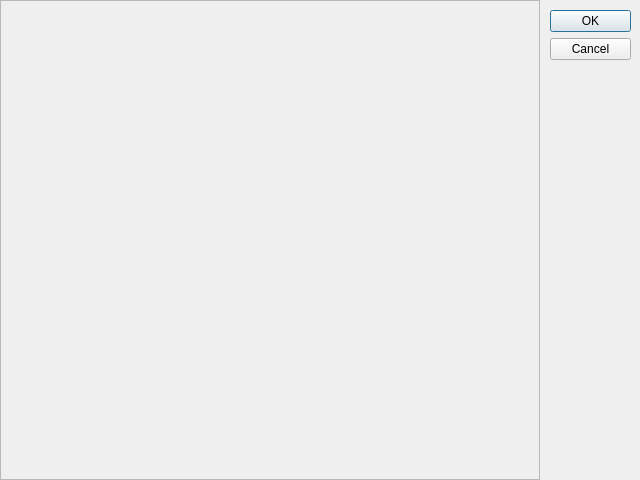
Before: the Qt Designer form PluginBuilder/changelog.ui in Mecanes-Org/PluginBuilder-source, drawn with Qt 5.
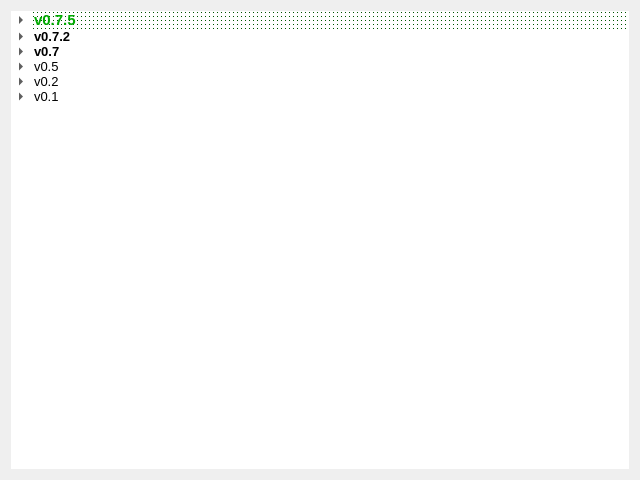
After: the same form once the commit is applied. Icons and pictures are not drawn.

Commit message:
v0.7.7 *New - Add ChangeLog [ Base ] - Update Settings UI - Update qss file - Small Update ...
*Next
- Add notifications ( software update, popup )
- Add UI theme system

```diff
--- a/PluginBuilder/changelog.ui
+++ b/PluginBuilder/changelog.ui
@@ -29,79 +29,469 @@
    <iconset resource="resources.qrc">
     <normaloff>:/resources/images/logo/PluginBuilder.png</normaloff>:/resources/images/logo/PluginBuilder.png</iconset>
   </property>
-  <widget class="QDialogButtonBox" name="buttonBox">
-   <property name="geometry">
-    <rect>
-     <x>550</x>
-     <y>10</y>
-     <width>81</width>
-     <height>461</height>
-    </rect>
-   </property>
-   <property name="orientation">
-    <enum>Qt::Orientation::Vertical</enum>
-   </property>
-   <property name="standardButtons">
-    <set>QDialogButtonBox::StandardButton::Cancel|QDialogButtonBox::StandardButton::Ok</set>
-   </property>
-  </widget>
-  <widget class="QFrame" name="frame_ChangeLog">
-   <property name="geometry">
-    <rect>
-     <x>0</x>
-     <y>0</y>
-     <width>540</width>
-     <height>480</height>
-    </rect>
-   </property>
-   <property name="minimumSize">
-    <size>
-     <width>540</width>
-     <height>480</height>
-    </size>
-   </property>
-   <property name="frameShape">
-    <enum>QFrame::Shape::StyledPanel</enum>
-   </property>
-   <property name="frameShadow">
-    <enum>QFrame::Shadow::Raised</enum>
-   </property>
-   <widget class="QScrollArea" name="scrollArea_ChangeLog">
-    <property name="geometry">
-     <rect>
-      <x>0</x>
-      <y>0</y>
-      <width>540</width>
-      <height>480</height>
-     </rect>
-    </property>
-    <property name="minimumSize">
-     <size>
-      <width>540</width>
-      <height>480</height>
-     </size>
-    </property>
-    <property name="maximumSize">
-     <size>
-      <width>16777215</width>
-      <height>16777215</height>
-     </size>
-    </property>
-    <property name="widgetResizable">
-     <bool>true</bool>
-    </property>
-    <widget class="QWidget" name="scrollAreaWidgetContents">
-     <property name="geometry">
-      <rect>
-       <x>0</x>
-       <y>0</y>
-       <width>538</width>
-       <height>478</height>
-      </rect>
+  <property name="autoFillBackground">
+   <bool>false</bool>
+  </property>
+  <layout class="QVBoxLayout" name="verticalLayout">
+   <item>
+    <widget class="QFrame" name="frame_ChangeLog">
+     <property name="sizePolicy">
+      <sizepolicy hsizetype="Preferred" vsizetype="Preferred">
+       <horstretch>0</horstretch>
+       <verstretch>0</verstretch>
+      </sizepolicy>
      </property>
+     <property name="minimumSize">
+      <size>
+       <width>0</width>
+       <height>0</height>
+      </size>
+     </property>
+     <property name="maximumSize">
+      <size>
+       <width>16777215</width>
+       <height>16777215</height>
+      </size>
+     </property>
+     <property name="frameShape">
+      <enum>QFrame::Shape::NoFrame</enum>
+     </property>
+     <property name="frameShadow">
+      <enum>QFrame::Shadow::Raised</enum>
+     </property>
+     <property name="lineWidth">
+      <number>1</number>
+     </property>
+     <layout class="QHBoxLayout" name="horizontalLayout_4">
+      <property name="spacing">
+       <number>0</number>
+      </property>
+      <property name="leftMargin">
+       <number>0</number>
+      </property>
+      <property name="topMargin">
+       <number>0</number>
+      </property>
+      <property name="rightMargin">
+       <number>0</number>
+      </property>
+      <property name="bottomMargin">
+       <number>0</number>
+      </property>
+      <item>
+       <widget class="QScrollArea" name="scrollArea_ChangeLog">
+        <property name="minimumSize">
+         <size>
+          <width>0</width>
+          <height>400</height>
+         </size>
+        </property>
+        <property name="maximumSize">
+         <size>
+          <width>16777215</width>
+          <height>16777215</height>
+         </size>
+        </property>
+        <property name="frameShape">
+         <enum>QFrame::Shape::NoFrame</enum>
+        </property>
+        <property name="lineWidth">
+         <number>1</number>
+        </property>
+        <property name="widgetResizable">
+         <bool>true</bool>
+        </property>
+        <property name="alignment">
+         <set>Qt::AlignmentFlag::AlignLeading|Qt::AlignmentFlag::AlignLeft|Qt::AlignmentFlag::AlignTop</set>
+        </property>
+        <widget class="QWidget" name="scrollAreaWidgetContents">
+         <property name="geometry">
+          <rect>
+           <x>0</x>
+           <y>0</y>
+           <width>622</width>
+           <height>462</height>
+          </rect>
+         </property>
+         <layout class="QVBoxLayout" name="verticalLayout_2">
+          <property name="leftMargin">
+           <number>0</number>
+          </property>
+          <property name="topMargin">
+           <number>0</number>
+          </property>
+          <property name="rightMargin">
+           <number>0</number>
+          </property>
+          <property name="bottomMargin">
+           <number>0</number>
+          </property>
+          <item>
+           <widget class="QTreeWidget" name="treeWidget">
+            <property name="frameShape">
+             <enum>QFrame::Shape::NoFrame</enum>
+            </property>
+            <property name="rootIsDecorated">
+             <bool>true</bool>
+            </property>
+            <property name="itemsExpandable">
+             <bool>true</bool>
+            </property>
+            <property name="sortingEnabled">
+             <bool>false</bool>
+            </property>
+            <property name="animated">
+             <bool>true</bool>
+            </property>
+            <property name="wordWrap">
+             <bool>true</bool>
+            </property>
+            <property name="headerHidden">
+             <bool>true</bool>
+            </property>
+            <attribute name="headerVisible">
+             <bool>false</bool>
+            </attribute>
+            <column>
+             <property name="text">
+              <string>Versions</string>
+             </property>
+             <property name="icon">
+              <iconset theme="QIcon::ThemeIcon::FormatJustifyLeft"/>
+             </property>
+            </column>
+            <item>
+             <property name="text">
+              <string>v0.7.5</string>
+             </property>
+             <property name="font">
+              <font>
+               <pointsize>11</pointsize>
+               <bold>true</bold>
+              </font>
+             </property>
+             <property name="background">
+              <brush brushstyle="Dense7Pattern">
+               <color alpha="255">
+                <red>0</red>
+                <green>85</green>
+                <blue>0</blue>
+               </color>
+              </brush>
+             </property>
+             <property name="foreground">
+              <brush brushstyle="Dense1Pattern">
+               <color alpha="255">
+                <red>0</red>
+                <green>170</green>
+                <blue>0</blue>
+               </color>
+              </brush>
+             </property>
+             <item>
+              <property name="text">
+               <string>New</string>
+              </property>
+              <property name="font">
+               <font>
+                <bold>true</bold>
+               </font>
+              </property>
+              <property name="background">
+               <brush brushstyle="NoBrush">
+                <color alpha="255">
+                 <red>0</red>
+                 <green>0</green>
+                 <blue>0</blue>
+                </color>
+               </brush>
+              </property>
+              <property name="foreground">
+               <brush brushstyle="SolidPattern">
+                <color alpha="255">
+                 <red>0</red>
+                 <green>170</green>
+                 <blue>0</blue>
+                </color>
+               </brush>
+              </property>
+              <item>
+               <property name="text">
+                <string>Implemented new design using QSS</string>
+               </property>
+               <property name="background">
+                <brush brushstyle="NoBrush">
+                 <color alpha="255">
+                  <red>0</red>
+                  <green>0</green>
+                  <blue>0</blue>
+                 </color>
+                </brush>
+               </property>
+              </item>
+              <item>
+               <property name="text">
+                <string>Implemented new installer using a local server</string>
+               </property>
+              </item>
+              <item>
+               <property name="text">
+                <string>Added changelog window</string>
+               </property>
+              </item>
+             </item>
+             <item>
+              <property name="text">
+               <string>Next</string>
+              </property>
+              <property name="font">
+               <font>
+                <bold>true</bold>
+               </font>
+              </property>
+              <property name="foreground">
+               <brush brushstyle="SolidPattern">
+                <color alpha="255">
+                 <red>0</red>
+                 <green>85</green>
+                 <blue>255</blue>
+                </color>
+               </brush>
+              </property>
+              <item>
+               <property name="text">
+                <string>Add UI Log window for displaying software logs</string>
+               </property>
+              </item>
+              <item>
+               <property name="text">
+                <string>Add notifications (after build, software update, popup)</string>
+               </property>
+              </item>
+              <item>
+               <property name="text">
+                <string>Add UI theme system</string>
+               </property>
+              </item>
+             </item>
+            </item>
+            <item>
+             <property name="text">
+              <string>v0.7.2</string>
+             </property>
+             <property name="font">
+              <font>
+               <pointsize>10</pointsize>
+               <bold>true</bold>
+              </font>
+             </property>
+             <item>
+              <property name="text">
+               <string>New</string>
+              </property>
+              <property name="font">
+               <font>
+                <bold>true</bold>
+               </font>
+              </property>
+              <item>
+               <property name="text">
+                <string>Added Fab build (ZIP file)</string>
+               </property>
+              </item>
+              <item>
+               <property name="text">
+                <string>Implemented ZIP creation via Python script</string>
+               </property>
+              </item>
+              <item>
+               <property name="text">
+                <string>Post-build optimization</string>
+               </property>
+              </item>
+             </item>
+             <item>
+              <property name="text">
+               <string>Next</string>
+              </property>
+              <property name="font">
+               <font>
+                <bold>true</bold>
+               </font>
+              </property>
+              <item>
+               <property name="text">
+                <string>Add UI Log window for displaying software logs</string>
+               </property>
+              </item>
+              <item>
+               <property name="text">
+                <string>Add notifications (after build, software update, popup)</string>
+               </property>
+              </item>
+              <item>
+               <property name="text">
+                <string>Add UI theme system</string>
+               </property>
+              </item>
+             </item>
+            </item>
+            <item>
+             <property name="text">
+              <string>v0.7</string>
+             </property>
+             <property name="font">
+              <font>
+               <pointsize>10</pointsize>
+               <bold>true</bold>
+              </font>
+             </property>
+             <item>
+              <property name="text">
+               <string>New</string>
+              </property>
+              <property name="font">
+               <font>
+                <bold>true</bold>
+               </font>
+              </property>
+              <item>
+               <property name="text">
+                <string>Updated internal structure</string>
+               </property>
+              </item>
+              <item>
+               <property name="text">
+                <string>Added option to delete folders such as Binaries and Intermediate</string>
+               </property>
+              </item>
+             </item>
+             <item>
+              <property name="text">
+               <string>Next</string>
+              </property>
+              <property name="font">
+               <font>
+                <bold>true</bold>
+               </font>
+              </property>
+              <item>
+               <property name="text">
+                <string>Build for Fab (ZIP file)</string>
+               </property>
+              </item>
+              <item>
+               <property name="text">
+                <string>Add UI Log window for displaying software logs</string>
+               </property>
+              </item>
+              <item>
+               <property name="text">
+                <string>Add notifications (after build, software update, popup)</string>
+               </property>
+              </item>
+              <item>
+               <property name="text">
+                <string>Add UI theme system</string>
+               </property>
+              </item>
+             </item>
+            </item>
+            <item>
+             <property name="text">
+              <string>v0.5</string>
+             </property>
+             <property name="font">
+              <font>
+               <pointsize>10</pointsize>
+              </font>
+             </property>
+             <item>
+              <property name="text">
+               <string>Added plugin build support</string>
+              </property>
+             </item>
+             <item>
+              <property name="text">
+               <string>Multiple plugins can now be built sequentially</string>
+              </property>
+             </item>
+             <item>
+              <property name="text">
+               <string>Updated design</string>
+              </property>
+             </item>
+             <item>
+              <property name="text">
+               <string>Implemented first backup system</string>
+              </property>
+             </item>
+             <item>
+              <property name="text">
+               <string>Added settings menu</string>
+              </property>
+             </item>
+             <item>
+              <property name="text">
+               <string>Unreal versions can now be optionally included</string>
+              </property>
+             </item>
+            </item>
+            <item>
+             <property name="text">
+              <string>v0.2</string>
+             </property>
+             <property name="font">
+              <font>
+               <pointsize>10</pointsize>
+              </font>
+             </property>
+             <item>
+              <property name="text">
+               <string>Updated design</string>
+              </property>
+             </item>
+             <item>
+              <property name="text">
+               <string>Added Unreal versions support</string>
+              </property>
+             </item>
+             <item>
+              <property name="text">
+               <string>Software optimization</string>
+              </property>
+             </item>
+            </item>
+            <item>
+             <property name="text">
+              <string>v0.1</string>
+             </property>
+             <property name="font">
+              <font>
+               <pointsize>10</pointsize>
+              </font>
+             </property>
+             <item>
+              <property name="text">
+               <string>Implemented loading screen</string>
+              </property>
+             </item>
+             <item>
+              <property name="text">
+               <string>Started main window design</string>
+              </property>
+             </item>
+            </item>
+           </widget>
+          </item>
+         </layout>
+        </widget>
+       </widget>
+      </item>
+     </layout>
     </widget>
-   </widget>
-  </widget>
+   </item>
+  </layout>
  </widget>
  <resources>
   <include location="resources.qrc"/>
```
Left out of the diff: 35 changed lines with no effect on the pictures. The commit also changes 5 other files.
